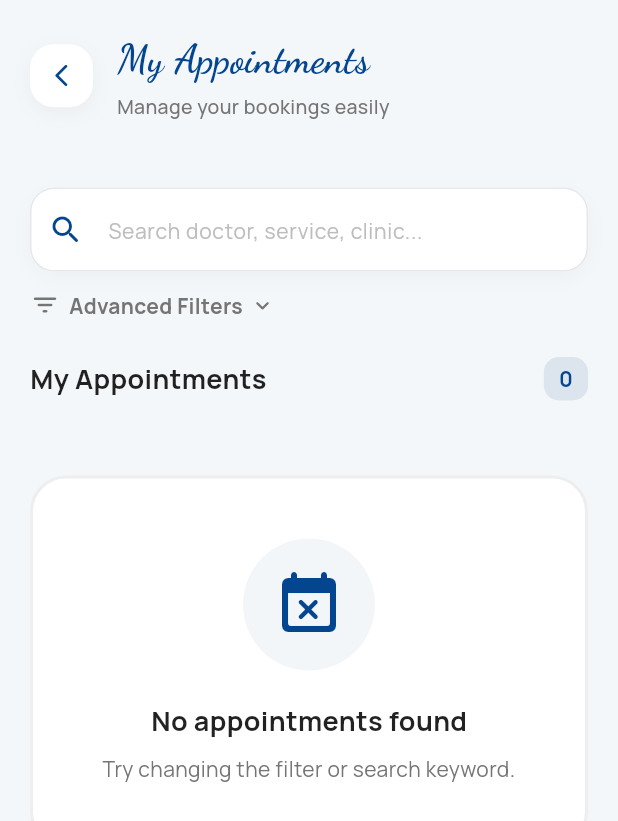
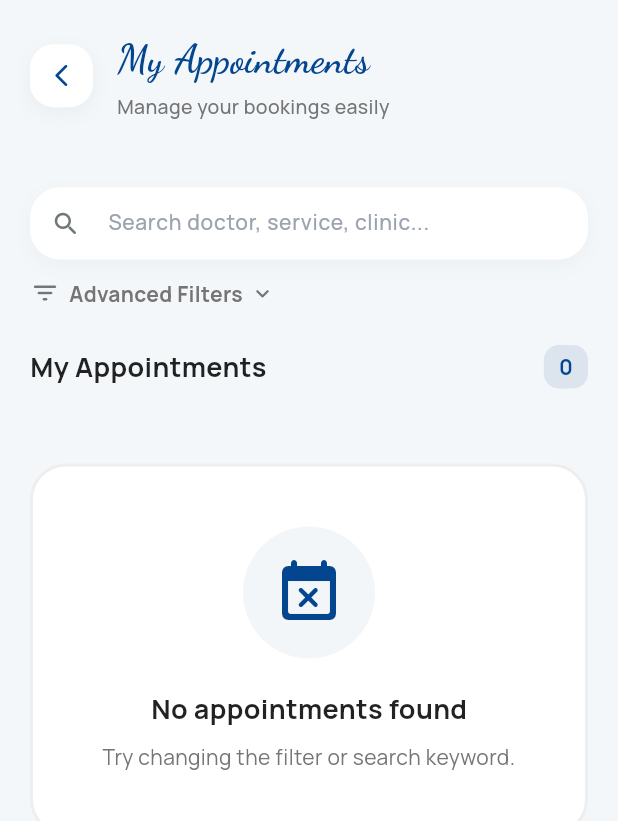
Before and after one commit to MahmoudAshraf19/o2-clinic, a Flutter app: the MyAppointmentsScreen screen opened directly, on a phone screen of 412 x 824 dp. Shown: the top 821 px of the screen. Run offline on Flutter 3.47's test engine with Material 3 defaults, Android fonts, the phone set to English and light mode, and no system bars; our stand-ins replace cached_network_image, cloud_firestore, device_preview, firebase_auth, firebase_core, firebase_messaging and 17 more; missing offline and left inert: dart:html, record, video_compress; accounts and stored records are empty; project files that could hold a hidden picture were left out.

Commit message:
refactor: convert remaining TextFields to CommonTextField across all screens

```diff
--- a/lib/features/appointments/presentation/screens/my_appointments_screen.dart
+++ b/lib/features/appointments/presentation/screens/my_appointments_screen.dart
@@ -1,3 +1,4 @@
+import '../../../../common/widgets/common_text_field.dart';
 import 'package:o2_clinic/l10n/app_localizations.dart';
 import 'package:o2_clinic/core/widgets/cached_image_widget.dart';
 import 'package:firebase_auth/firebase_auth.dart';
@@ -477,24 +478,13 @@ class _MyAppointmentsScreenState extends State<MyAppointmentsScreen> {
           ),
         ],
       ),
-      child: TextField(
+      child: CommonTextField(
         controller: _searchController,
-        decoration: InputDecoration(
-          hintText: AppLocalizations.of(context)!.searchDoctorServiceClinic,
-          hintStyle: TextStyle(color: Colors.grey.shade400, fontSize: 14),
-          prefixIcon: const Icon(
-            Icons.search_rounded,
-            color: AppColors.primary,
-          ),
-          border: OutlineInputBorder(
-            borderRadius: BorderRadius.circular(20),
-            borderSide: BorderSide.none,
-          ),
-          contentPadding: const EdgeInsets.symmetric(
-            horizontal: 20,
-            vertical: 16,
-          ),
-        ),
+        hint: AppLocalizations.of(context)!.searchDoctorServiceClinic,
+        prefixIcon: Icons.search_rounded,
+        type: CommonTextFieldType.search,
+        showBorder: false,
+        filled: false,
       ),
     );
   }
```
Also changed, not shown: lib/core/widgets/country_picker_sheet.dart (+6 -11 lines), lib/features/all_doctors/presentation/widgets/search_bar.dart (+11 -46 lines), lib/features/chat_support/widgets/support_chat_widgets.dart (+10 -18 lines), lib/features/discounts/widgets/discount_input_widget.dart (+5 -24 lines), lib/features/search/views/global_search_screen.dart (+8 -17 lines).
